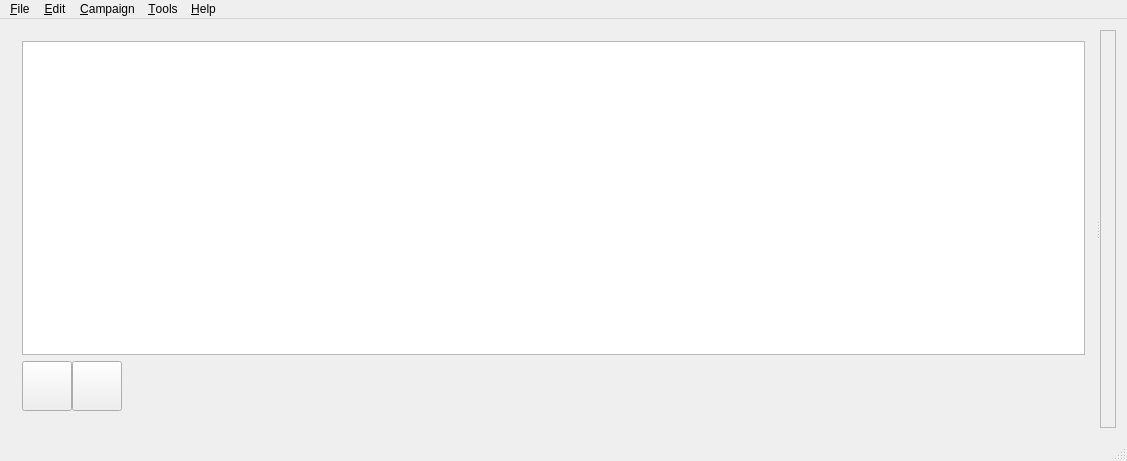
This is DMHelper/src/mainwindow.ui in MMetze/DMHelper as Qt 5 draws it before an edit. The edited form follows.
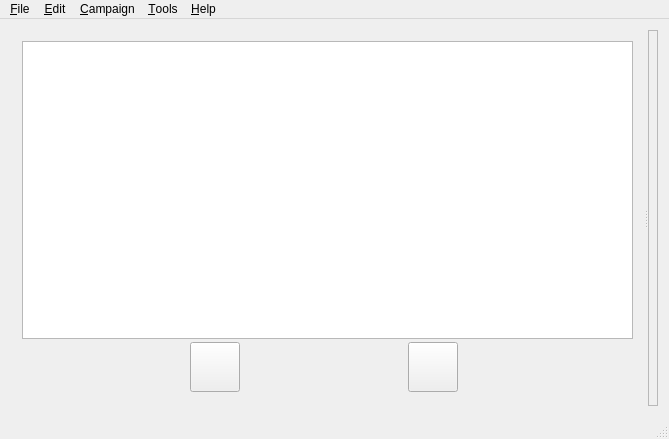
This is the edited form. Icons and pictures are not drawn. Custom widgets are drawn as their Qt base class.

```diff
--- a/DMHelper/src/mainwindow.ui
+++ b/DMHelper/src/mainwindow.ui
@@ -6,8 +6,8 @@
    <rect>
     <x>0</x>
     <y>0</y>
-    <width>1127</width>
-    <height>461</height>
+    <width>669</width>
+    <height>439</height>
    </rect>
   </property>
   <property name="sizePolicy">
@@ -40,11 +40,14 @@
        <enum>Qt::Horizontal</enum>
       </property>
       <widget class="QWidget" name="layoutWidget">
-       <layout class="QVBoxLayout" name="verticalLayout">
+       <layout class="QVBoxLayout" name="verticalLayout" stretch="20,0,0">
+        <property name="spacing">
+         <number>3</number>
+        </property>
         <item>
          <widget class="CampaignTree" name="treeView">
           <property name="sizePolicy">
-           <sizepolicy hsizetype="Preferred" vsizetype="MinimumExpanding">
+           <sizepolicy hsizetype="Preferred" vsizetype="Preferred">
             <horstretch>0</horstretch>
             <verstretch>0</verstretch>
            </sizepolicy>
@@ -159,12 +162,12 @@
              <enum>Qt::Horizontal</enum>
             </property>
             <property name="sizeType">
-             <enum>QSizePolicy::MinimumExpanding</enum>
+             <enum>QSizePolicy::Preferred</enum>
             </property>
             <property name="sizeHint" stdset="0">
              <size>
-              <width>10</width>
-              <height>10</height>
+              <width>5</width>
+              <height>5</height>
              </size>
             </property>
            </spacer>
@@ -215,7 +218,7 @@
     <rect>
      <x>0</x>
      <y>0</y>
-     <width>1127</width>
+     <width>669</width>
      <height>21</height>
     </rect>
    </property>
```
